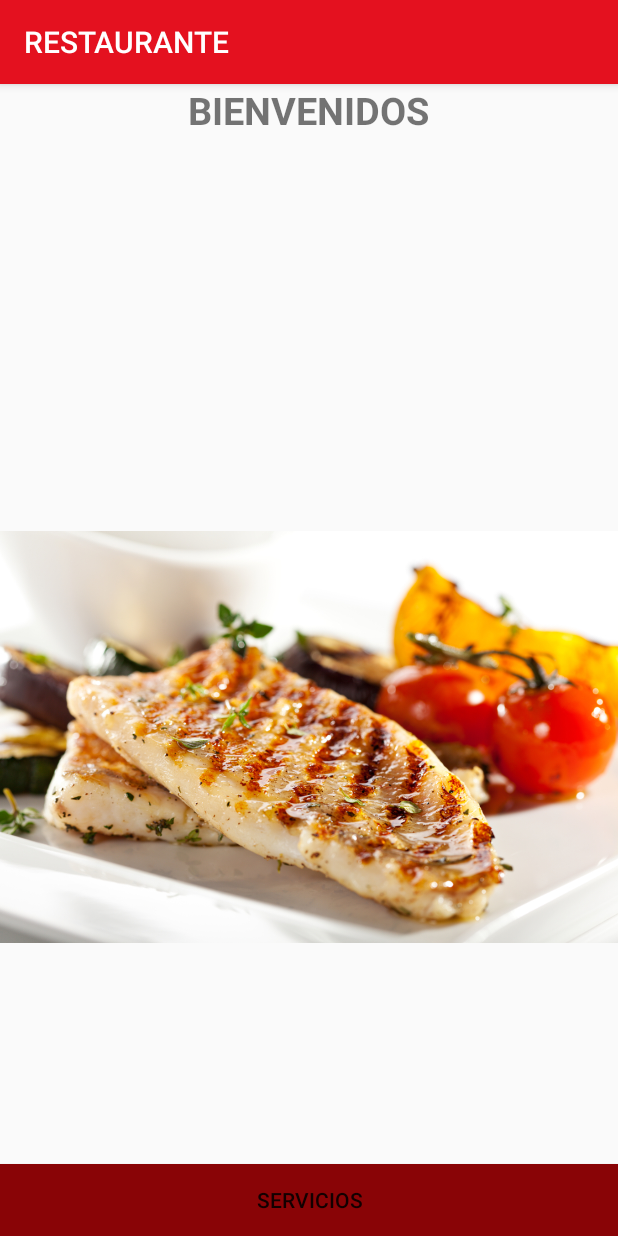
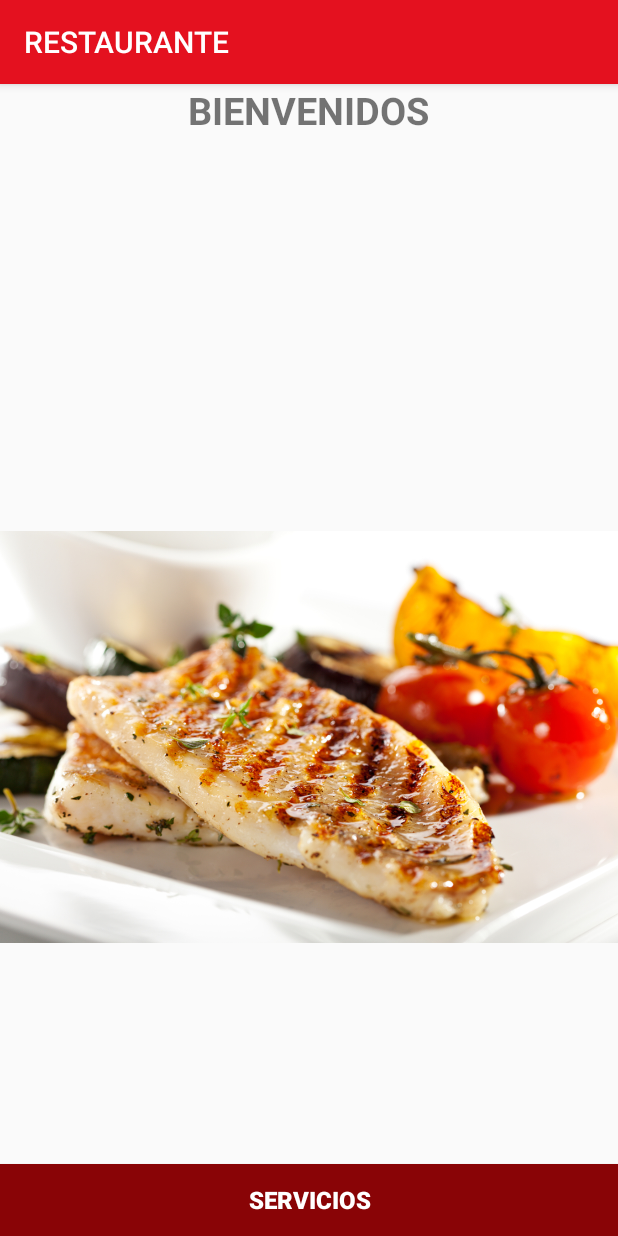
Before and after one commit to Marpigo/CM20182-Gr02, an Android app: the first screen one second after launch (MainActivity), on a phone screen of 412 x 824 dp. Run offline under Robolectric (Android 15) with nearby library versions, the phone set to English and light mode, and no system bars.

Commit message:
Agregue el Activity splash screen de Bienvenidad, Modifique gradle: de guia y posicion de los elmentos en la vista previa

```diff
--- a/Lab1-UI/build.gradle
+++ b/Lab1-UI/build.gradle
@@ -20,8 +20,9 @@ android {
 
 dependencies {
     implementation fileTree(dir: 'libs', include: ['*.jar'])
-    implementation 'com.android.support:appcompat-v7:28.0.0-rc01'
+    implementation 'com.android.support:appcompat-v7:28.0.0-rc01-alpha1'
     implementation 'com.android.support.constraint:constraint-layout:1.1.2'
+    implementation 'com.android.support:design:28.0.0-alpha1'
     testImplementation 'junit:junit:4.12'
     androidTestImplementation 'com.android.support.test:runner:1.0.2'
     androidTestImplementation 'com.android.support.test.espresso:espresso-core:3.0.2'
--- a/Lab1-UI/src/main/AndroidManifest.xml
+++ b/Lab1-UI/src/main/AndroidManifest.xml
@@ -18,7 +18,7 @@
         </activity>
         <activity android:name=".ServicioActivity" />
         <activity android:name=".ComidaActivity" />
-        <activity android:name=".BebidasActivity"></activity>
+        <activity android:name=".BebidasActivity" />
     </application>
 
 </manifest>
--- a/Lab1-UI/src/main/java/co/edu/udea/compumovil/gr02_20182/lab1/MainActivity.java
+++ b/Lab1-UI/src/main/java/co/edu/udea/compumovil/gr02_20182/lab1/MainActivity.java
@@ -1,6 +1,7 @@
 package co.edu.udea.compumovil.gr02_20182.lab1;
 
 import android.content.Intent;
+import android.os.Handler;
 import android.support.v7.app.AppCompatActivity;
 import android.os.Bundle;
 import android.view.View;
@@ -13,15 +14,18 @@ public class MainActivity extends AppCompatActivity {
         this.setTitle(R.string.mi_titulo);
         setContentView(R.layout.activity_main);
 
-    }
-
-    public void onclick(View view) {
-        cargarActivityServicios();
+        new Handler().postDelayed(new Runnable() {
+            @Override
+            public void run() {
+                cargarActivityServicios();
+            }
+        },4000);
 
     }
 
     private void cargarActivityServicios() {
         Intent miIntent = new Intent(MainActivity.this,ServicioActivity.class);
         startActivity(miIntent);
+        finish();
     }
 }
--- a/Lab1-UI/src/main/res/layout/activity_main.xml
+++ b/Lab1-UI/src/main/res/layout/activity_main.xml
@@ -31,8 +31,9 @@
         android:layout_alignParentLeft="true"
         android:layout_alignParentStart="true"
         android:background="@color/colorPrimaryDark"
-        android:onClick="onclick"
+        android:textColor="#ffff"
+        android:textSize="16sp"
+        android:textStyle="bold"
         android:text="@string/sbtnServicios" />
 
-
 </RelativeLayout>
```
